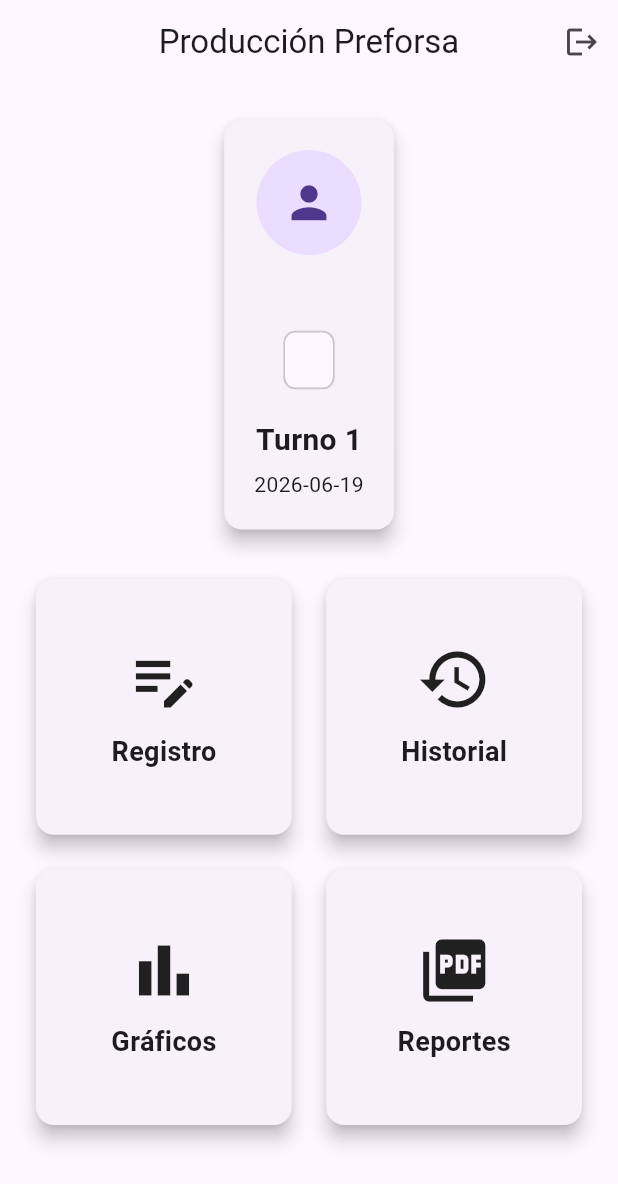
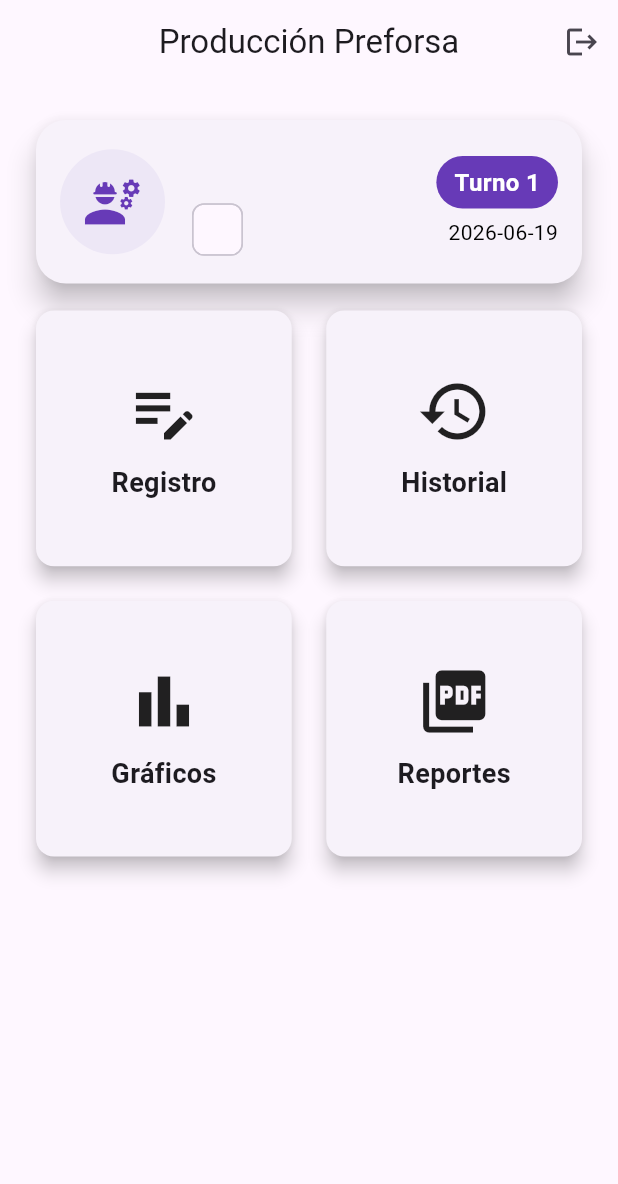
Before and after one commit to Chucho789/produccion_preforsa, a Flutter app: the HomePage screen opened directly, on a phone screen of 412 x 824 dp. Shown: the top 1184 px of the screen. Run offline on Flutter 3.47's test engine with Material 3 defaults, Android fonts, the phone set to English and light mode, and no system bars; our stand-ins replace fl_chart, supabase_flutter; accounts and stored records are empty.

Commit message:
Tarjetas visuales de Colora y CCM

```diff
--- a/lib/screens/home/home_page.dart
+++ b/lib/screens/home/home_page.dart
@@ -106,58 +106,91 @@ class _HomePageState extends State<HomePage> {
               child: Column(
                 children: [
                   Card(
-                    elevation: 5,
+  elevation: 8,
+  shape: RoundedRectangleBorder(
+    borderRadius: BorderRadius.circular(20),
+  ),
   child: Padding(
-                      padding: const EdgeInsets.all(20),
-                      child: Column(
+    padding: const EdgeInsets.all(16),
+    child: Row(
       children: [
+        // Lado izquierdo
         const CircleAvatar(
           radius: 35,
+          backgroundColor: Color(0xFFEDE7F6),
           child: Icon(
-                              Icons.person,
-                              size: 35,
+            Icons.engineering,
+            size: 40,
+            color: Colors.deepPurple,
           ),
         ),
 
-                          const SizedBox(height: 10),
+        const SizedBox(width: 15),
 
+        // Nombre y rol
+        Expanded(
+          child: Column(
+            crossAxisAlignment: CrossAxisAlignment.start,
+            mainAxisSize: MainAxisSize.min,
+            children: [
               Text(
                 nombreUsuario,
-                            style: const TextStyle(
-                              fontSize: 22,
-                              fontWeight: FontWeight.bold,
-                            ),
-                          ),
-
-                          const SizedBox(height: 5),
-
-                          Chip(
-                            label: Text(rolUsuario),
-                          ),
-
-                          const SizedBox(height: 15),
-
-                          Text(
-                            turno,
                 style: const TextStyle(
                   fontSize: 20,
                   fontWeight: FontWeight.bold,
                 ),
               ),
 
-                          const SizedBox(height: 5),
+              const SizedBox(height: 8),
+
+              Chip(
+                visualDensity: VisualDensity.compact,
+                label: Text(rolUsuario),
+              ),
+            ],
+          ),
+        ),
+
+        // Lado derecho
+        Column(
+          crossAxisAlignment: CrossAxisAlignment.end,
+          mainAxisSize: MainAxisSize.min,
+          children: [
+            Container(
+              padding: const EdgeInsets.symmetric(
+                horizontal: 12,
+                vertical: 6,
+              ),
+              decoration: BoxDecoration(
+                color: Colors.deepPurple,
+                borderRadius: BorderRadius.circular(20),
+              ),
+              child: Text(
+                turno,
+                style: const TextStyle(
+                  color: Colors.white,
+                  fontWeight: FontWeight.bold,
+                  fontSize: 16,
+                ),
+              ),
+            ),
+
+            const SizedBox(height: 6),
 
             Text(
-                            DateTime.now()
-                                .toString()
-                                .substring(0, 10),
+              DateTime.now().toString().substring(0, 10),
+              style: TextStyle(
+                color: const Color.fromARGB(255, 0, 0, 0),
+              ),
+            ),
+          ],
         ),
       ],
     ),
   ),
 ),
 
-                  const SizedBox(height: 25),
+                  const SizedBox(height: 10),
 
                   Expanded(
                     child: GridView.count(
--- a/lib/screens/registro/registro_page.dart
+++ b/lib/screens/registro/registro_page.dart
@@ -1,7 +1,9 @@
 import 'package:flutter/material.dart';
+import 'package:produccion_preforsa/screens/registro/menu_secciones_page.dart';
 import 'package:supabase_flutter/supabase_flutter.dart';
 import 'ips/ips_menu_page.dart';
-import 'variables_page.dart';
+import 'menu_secciones_page.dart';
+
 
 class RegistroPage extends StatefulWidget {
   const RegistroPage({super.key});
@@ -281,7 +283,7 @@ class _RegistroPageState extends State<RegistroPage> {
                       );
                     }
 
-                        return VariablesPage(
+                        return MenuSeccionesPage(
                           maquinaId: maquina['id'],
                           maquinaNombre: maquina['nombre'],
                         );
```
Also changed, not shown: lib/screens/colora/colora_page.dart (added, +120 -0 lines), lib/screens/registro/menu_secciones_page.dart (added, +161 -0 lines), lib/screens/registro/variables_page.dart (+123 -30 lines), lib/screens/registro/variables_page_backup.dart (deleted). Lines whose indentation alone changed are shown as unchanged.
